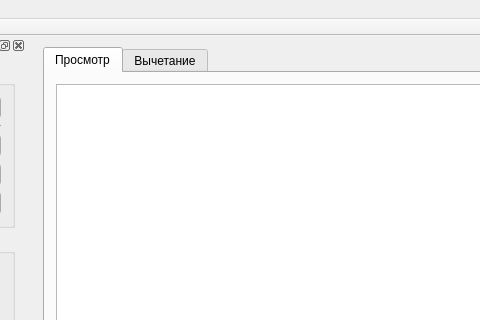
Qt form mainwindow.ui (gurmaaan/SharpnessSort) before a commit; both pictures show x 274 to 754 and y 0 to 320 of the 1013 by 778 pixel window.
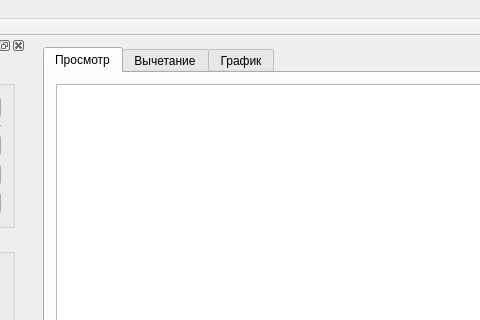
The same form after that commit. The open tabs and pages were chosen to show the change. Icons and pictures are not drawn.

The edit to the form file:
```diff
--- a/mainwindow.ui
+++ b/mainwindow.ui
@@ -57,6 +57,11 @@
         </item>
        </layout>
       </widget>
+      <widget class="QWidget" name="tab">
+       <attribute name="title">
+        <string>График</string>
+       </attribute>
+      </widget>
      </widget>
     </item>
     <item>
```
Left out of the diff: 4 changed lines with no effect on the pictures.
